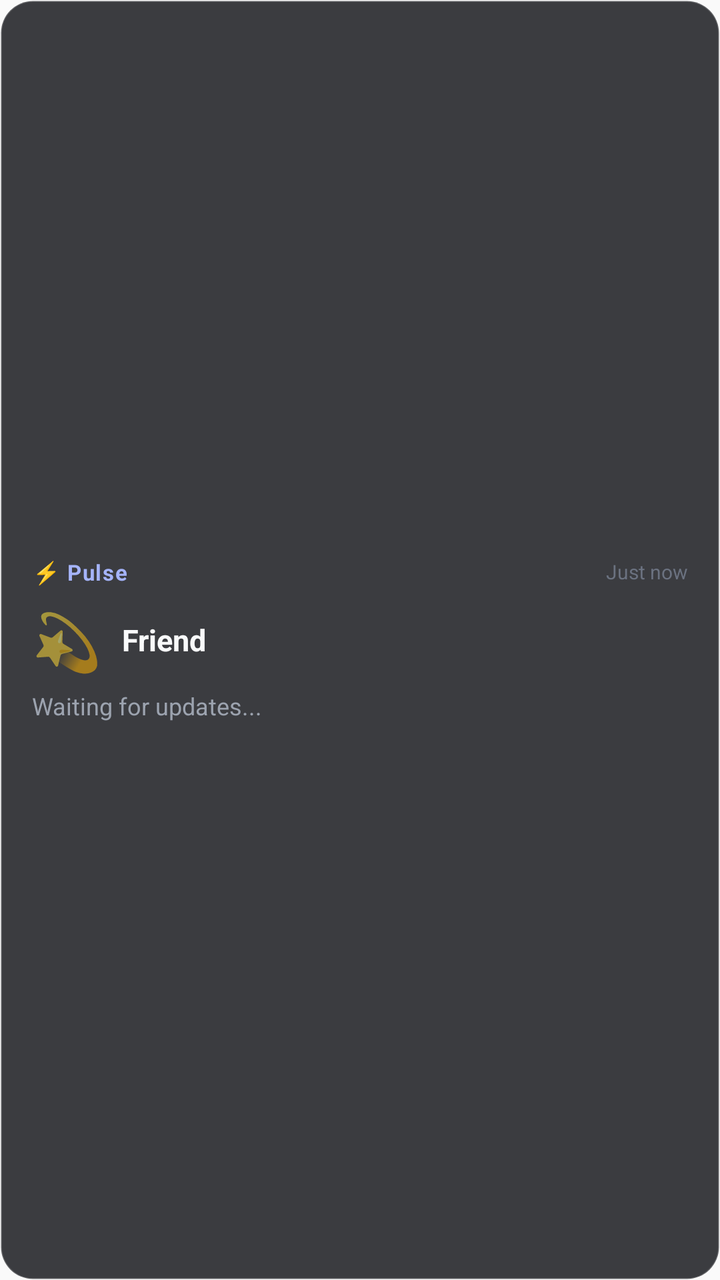
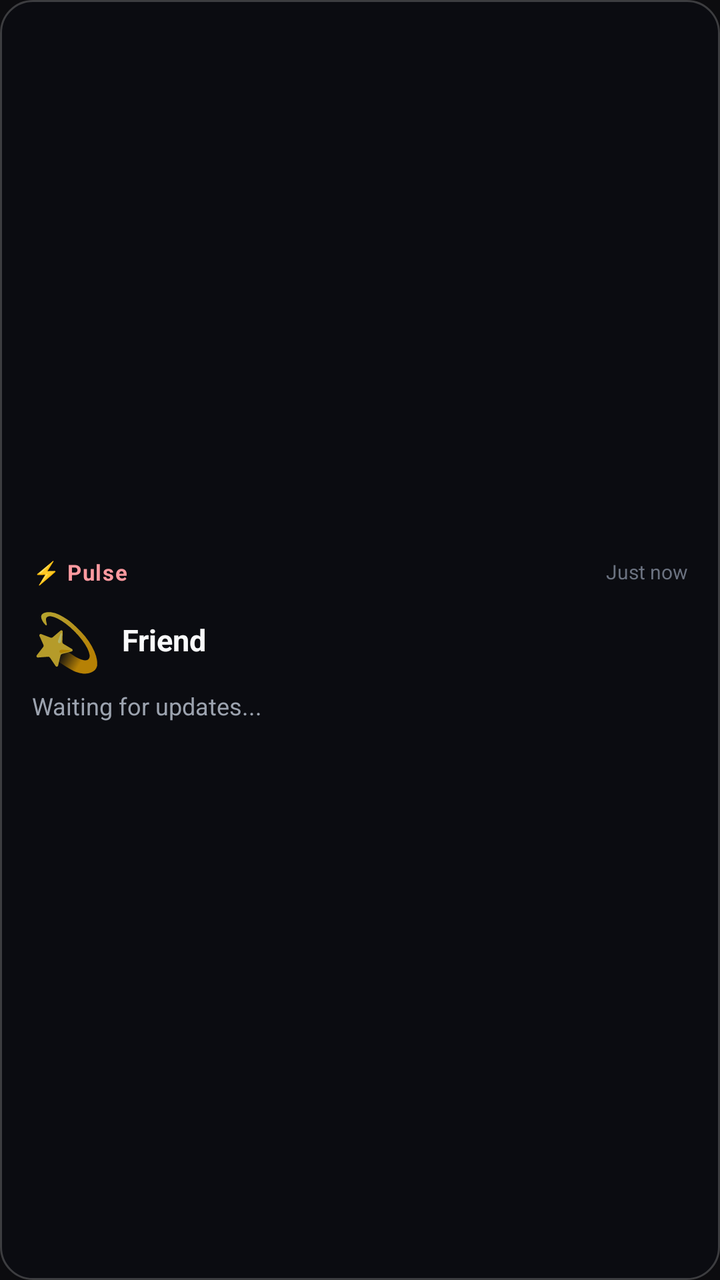

Screens rendered from an Android XML layout before and after an edit, with the pre-edit source and the edit as a unified diff.
<!-- AndroidManifest.xml: application theme AppTheme -->
<!-- res/layout/pulse_widget.xml -->
<?xml version="1.0" encoding="utf-8"?>
<LinearLayout
    xmlns:android="http://schemas.android.com/apk/res/android"
    android:id="@+id/widget_root"
    android:layout_width="match_parent"
    android:layout_height="match_parent"
    android:orientation="vertical"
    android:background="@drawable/widget_background"
    android:padding="16dp"
    android:gravity="center_vertical">

    
    <LinearLayout
        android:layout_width="match_parent"
        android:layout_height="wrap_content"
        android:orientation="horizontal"
        android:gravity="center_vertical"
        android:layout_marginBottom="8dp">

        <TextView
            android:layout_width="0dp"
            android:layout_height="wrap_content"
            android:layout_weight="1"
            android:text="⚡ Pulse"
            android:textColor="#a5b4fc"
            android:textSize="11sp"
            android:textStyle="bold"
            android:letterSpacing="0.05"/>

        <TextView
            android:id="@+id/widget_time"
            android:layout_width="wrap_content"
            android:layout_height="wrap_content"
            android:text="Just now"
            android:textColor="#6b7280"
            android:textSize="10sp"/>
    </LinearLayout>

    
    <LinearLayout
        android:layout_width="match_parent"
        android:layout_height="wrap_content"
        android:orientation="horizontal"
        android:gravity="center_vertical"
        android:layout_marginBottom="6dp">

        <TextView
            android:id="@+id/widget_emoji"
            android:layout_width="wrap_content"
            android:layout_height="wrap_content"
            android:text="💫"
            android:textSize="28sp"
            android:layout_marginEnd="10dp"/>

        <TextView
            android:id="@+id/widget_friend_name"
            android:layout_width="0dp"
            android:layout_height="wrap_content"
            android:layout_weight="1"
            android:text="Friend"
            android:textColor="#f9fafb"
            android:textSize="15sp"
            android:textStyle="bold"
            android:maxLines="1"
            android:ellipsize="end"/>
    </LinearLayout>

    
    <TextView
        android:id="@+id/widget_status_text"
        android:layout_width="match_parent"
        android:layout_height="wrap_content"
        android:text="Waiting for updates..."
        android:textColor="#9ca3af"
        android:textSize="12sp"
        android:fontFamily="sans-serif"
        android:maxLines="2"
        android:ellipsize="end"/>

</LinearLayout>
<!-- resources referenced by this layout -->
<resources>
  <!-- drawable widget_background (drawable) -->
  <?xml version="1.0" encoding="utf-8"?>
  <shape xmlns:android="http://schemas.android.com/apk/res/android"
      android:shape="rectangle">
      <solid android:color="#CC0c0d12"/>
      <corners android:radius="16dp"/>
      <stroke
          android:width="1dp"
          android:color="#33ffffff"/>
  </shape>
  <style name="AppTheme" parent="Theme.AppCompat.Light.DarkActionBar">
          
          <item name="colorPrimary">@color/colorPrimary</item>
          <item name="colorPrimaryDark">@color/colorPrimaryDark</item>
          <item name="colorAccent">@color/colorAccent</item>
      </style>
</resources>

<!-- the commit's change to res/layout/pulse_widget.xml (unified diff, before → after) -->
@@ -22,7 +22,7 @@
             android:layout_height="wrap_content"
             android:layout_weight="1"
             android:text="⚡ Pulse"
-            android:textColor="#a5b4fc"
+            android:textColor="#ff9aa0"
             android:textSize="11sp"
             android:textStyle="bold"
             android:letterSpacing="0.05"/>
<!-- resource entries referenced after the edit -->
@@ -10,11 +10,18 @@
           android:width="1dp"
           android:color="#33ffffff"/>
   </shape>
-  <style name="AppTheme" parent="Theme.AppCompat.Light.DarkActionBar">
-          
+  <style name="AppTheme" parent="Theme.AppCompat.NoActionBar">
           <item name="colorPrimary">@color/colorPrimary</item>
           <item name="colorPrimaryDark">@color/colorPrimaryDark</item>
           <item name="colorAccent">@color/colorAccent</item>
+          <item name="android:windowBackground">@color/window_background</item>
+          <item name="android:statusBarColor">@color/window_background</item>
+          <item name="android:navigationBarColor">@color/window_background</item>
+          <item name="android:windowLightStatusBar">false</item>
       </style>
+  <color name="colorPrimary">#E03124</color>
+  <color name="colorPrimaryDark">#0C0C0F</color>
+  <color name="colorAccent">#E03124</color>
+  <color name="window_background">#0C0C0F</color>
 </resources>
 
